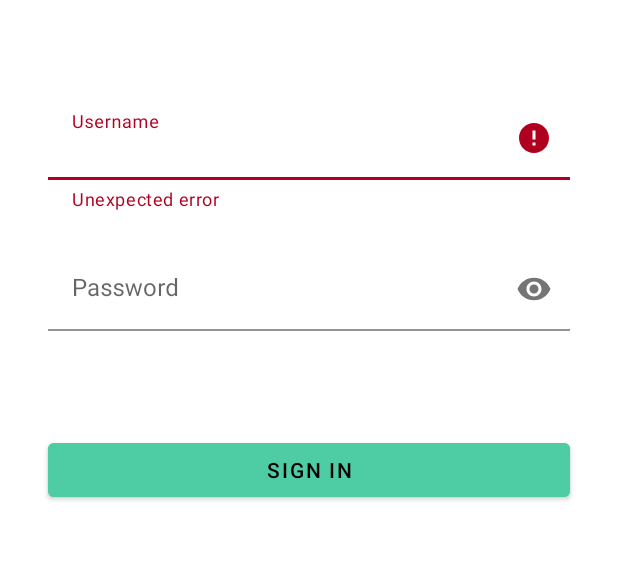
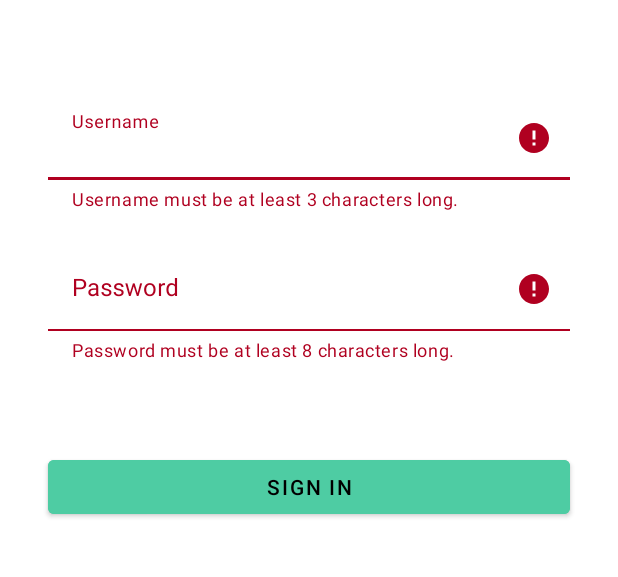
Before and after one commit to JuArce/HCI_TP3_ProfitApp, an Android app: the screen it shows after launch (LoginActivity), after a tap on "SIGN IN", on a phone screen of 412 x 824 dp, the part 210-787 px from its top. Run offline under Robolectric (Android 15) with nearby library versions, the phone set to English and light mode, and no system bars.

Commit message:
Login error messages added.

```diff
--- a/app/src/main/java/ar/edu/itba/hci/profitapp/ui/LoginActivity.java
+++ b/app/src/main/java/ar/edu/itba/hci/profitapp/ui/LoginActivity.java
@@ -8,6 +8,7 @@ import android.os.Bundle;
 import android.util.Log;
 
 import ar.edu.itba.hci.profitapp.App;
+import ar.edu.itba.hci.profitapp.R;
 import ar.edu.itba.hci.profitapp.databinding.ActivityLoginBinding;
 import ar.edu.itba.hci.profitapp.repository.Resource;
 import ar.edu.itba.hci.profitapp.repository.Status;
@@ -22,7 +23,8 @@ public class LoginActivity extends AppCompatActivity {
     private App app;
     private ActivityLoginBinding activityLoginBinding;
     private boolean didLoginFromLink = false;
-    private int routineId = - 1;
+    private int routineId = -1;
+    private boolean validCredentials = true;
 
     @Override
     protected void onCreate(Bundle savedInstanceState) {
@@ -32,17 +34,16 @@ public class LoginActivity extends AppCompatActivity {
 
         Intent linkIntent = getIntent();
 
-        if(linkIntent != null && linkIntent.getData() != null){
+        if (linkIntent != null && linkIntent.getData() != null) {
             didLoginFromLink = true;
             Uri linkData = linkIntent.getData();
             routineId = Integer.parseInt(linkData.getLastPathSegment()); //se inicia por un link
         }
 
-        if(app.getPreferences().getAuthToken() != null) {
-            if(didLoginFromLink){
+        if (app.getPreferences().getAuthToken() != null) {
+            if (didLoginFromLink) {
                 startDetailActivity();
-            }
-            else {
+            } else {
                 Intent intent = new Intent(this, MainActivity.class);
                 startActivity(intent);
             }
@@ -53,23 +54,37 @@ public class LoginActivity extends AppCompatActivity {
 
         setContentView(activityLoginBinding.getRoot());
 
-//        VideoView videoview = (VideoView) findViewById(R.id.videoView);
-//        Uri uri = Uri.parse("https://assets.mixkit.co/videos/preview/mixkit-man-training-by-the-sea-14065-large.mp4");
-//        videoview.setVideoURI(uri);
-//        videoview.start();
-
         activityLoginBinding.usernameInput.setOnClickListener(v -> {
             activityLoginBinding.usernameContainer.setError(null);
+            activityLoginBinding.passwordContainer.setError(null);
+            activityLoginBinding.errorText.setText("");
+            validCredentials = true;
+        });
+
+        activityLoginBinding.passwordInput.setOnClickListener(v -> {
+            activityLoginBinding.usernameContainer.setError(null);
+            activityLoginBinding.passwordContainer.setError(null);
+            activityLoginBinding.errorText.setText("");
+            validCredentials = true;
         });
 
         activityLoginBinding.loginButton.setOnClickListener(v -> {
+            if (activityLoginBinding.usernameContainer.getEditText().getText().toString().length() < 3) {
+                activityLoginBinding.usernameContainer.setError(getResources().getString(R.string.invalid_user));
+                validCredentials = false;
+            }
+            if (activityLoginBinding.passwordContainer.getEditText().getText().toString().length() < 8) {
+                activityLoginBinding.passwordContainer.setError(getResources().getString(R.string.invalid_password));
+                validCredentials = false;
+            }
             //TODO validar user y password antes de llamar a la api. Mostrar mensajes de error en caso que esté mal el input
+            if (validCredentials) {
                 Credentials credentials = new Credentials(activityLoginBinding.usernameContainer.getEditText().getText().toString(), activityLoginBinding.passwordContainer.getEditText().getText().toString());
                 app.getUserRepository().login(credentials).observe(this, r -> {
                     if (r.getStatus() == Status.SUCCESS) {
                         app.getPreferences().setAuthToken(r.getData().getToken());
 
-                    if(didLoginFromLink){
+                        if (didLoginFromLink) {
                             startDetailActivity();
                         } else {
                             Intent intent = new Intent(this, MainActivity.class);
@@ -80,10 +95,12 @@ public class LoginActivity extends AppCompatActivity {
                         defaultResourceHandler(r);
                     }
                 });
+            }
+
         });
     }
 
-    private void startDetailActivity(){
+    private void startDetailActivity() {
         Intent detailIntent = new Intent(this, RoutineActivity.class);
         detailIntent.putExtra(EXTRA_MESSAGE, routineId);
         startActivity(detailIntent);
@@ -98,8 +115,7 @@ public class LoginActivity extends AppCompatActivity {
                 Error error = resource.getError();
                 String message = "Error";
                 Log.d(TAG, message);
-                activityLoginBinding.usernameContainer.setError(resource.getError().getDescription());
-
+                activityLoginBinding.errorText.setText(resource.getError().getDescription());
                 break;
         }
     }
--- a/app/src/main/res/layout-land/activity_login.xml
+++ b/app/src/main/res/layout-land/activity_login.xml
@@ -1,5 +1,6 @@
 <?xml version="1.0" encoding="utf-8"?>
 <androidx.constraintlayout.widget.ConstraintLayout xmlns:android="http://schemas.android.com/apk/res/android"
+    xmlns:tools="http://schemas.android.com/tools"
     android:layout_width="match_parent"
     android:layout_height="match_parent"
     xmlns:app="http://schemas.android.com/apk/res-auto">
@@ -13,58 +14,80 @@
     <!--        app:layout_constraintStart_toStartOf="parent"-->
     <!--        app:layout_constraintTop_toTopOf="parent" />-->
 
-    <EditText
-        android:id="@+id/username_input"
+    <com.google.android.material.textfield.TextInputLayout
+        android:id="@+id/username_container"
         android:layout_width="0dp"
         android:layout_height="wrap_content"
         android:layout_marginStart="32dp"
-        android:layout_marginTop="16dp"
+        android:layout_marginTop="8dp"
         android:layout_marginEnd="32dp"
-        android:ems="10"
-        android:hint="@string/username"
-        android:inputType="textPersonName"
+        app:boxBackgroundColor="#00FFFFFF"
+        app:errorEnabled="true"
         app:layout_constraintEnd_toEndOf="parent"
-        app:layout_constraintHorizontal_bias="0.0"
         app:layout_constraintStart_toStartOf="parent"
-        app:layout_constraintTop_toBottomOf="@+id/logo" />
+        app:layout_constraintTop_toBottomOf="@+id/logo">
 
-    <EditText
-        android:id="@+id/password_input2"
+        <com.google.android.material.textfield.TextInputEditText
+            android:id="@+id/username_input"
+            android:layout_width="match_parent"
+            android:layout_height="wrap_content"
+            android:hint="@string/username"
+            android:inputType="text" />
+    </com.google.android.material.textfield.TextInputLayout>
+
+    <com.google.android.material.textfield.TextInputLayout
+        android:id="@+id/password_container"
         android:layout_width="0dp"
         android:layout_height="wrap_content"
         android:layout_marginStart="32dp"
-        android:layout_marginTop="32dp"
+        android:layout_marginTop="8dp"
         android:layout_marginEnd="32dp"
-        android:ems="10"
-        android:hint="@string/password"
-        android:inputType="textPassword"
+        app:boxBackgroundColor="#00FFFFFF"
+        app:errorEnabled="true"
         app:layout_constraintEnd_toEndOf="parent"
-        app:layout_constraintHorizontal_bias="0.0"
         app:layout_constraintStart_toStartOf="parent"
-        app:layout_constraintTop_toBottomOf="@+id/username_input" />
+        app:layout_constraintTop_toBottomOf="@+id/username_container"
+        app:passwordToggleEnabled="true">
+
+        <com.google.android.material.textfield.TextInputEditText
+            android:id="@+id/password_input"
+            android:layout_width="match_parent"
+            android:layout_height="wrap_content"
+            android:hint="@string/password"
+            android:inputType="text|textPassword" />
+    </com.google.android.material.textfield.TextInputLayout>
 
     <ImageView
         android:id="@+id/logo"
         android:layout_width="wrap_content"
         android:layout_height="0dp"
-        android:layout_marginTop="16dp"
         app:layout_constraintEnd_toEndOf="parent"
         app:layout_constraintStart_toStartOf="parent"
         app:layout_constraintTop_toTopOf="parent"
         app:srcCompat="@mipmap/profit_logo_1_1_foreground" />
 
+    <TextView
+        android:id="@+id/error_text"
+        android:layout_width="wrap_content"
+        android:layout_height="wrap_content"
+        android:layout_marginTop="8dp"
+        android:textColor="#F44336"
+        app:layout_constraintEnd_toEndOf="parent"
+        app:layout_constraintStart_toStartOf="parent"
+        app:layout_constraintTop_toBottomOf="@+id/password_container" />
+
     <Button
         android:id="@+id/login_button"
-        app:layout_constraintEnd_toEndOf="parent"
-        app:layout_constraintStart_toStartOf="parent"
-        app:layout_constraintTop_toBottomOf="@+id/password_input2"
         android:layout_width="0dp"
         android:layout_height="wrap_content"
         android:layout_marginStart="32dp"
-        android:layout_marginTop="32dp"
+        android:layout_marginTop="8dp"
         android:layout_marginEnd="32dp"
         android:backgroundTint="#4ECCA3"
-        android:text="@string/sign_in" />
+        android:text="@string/sign_in"
+        app:layout_constraintEnd_toEndOf="parent"
+        app:layout_constraintStart_toStartOf="parent"
+        app:layout_constraintTop_toBottomOf="@+id/error_text" />
 
 
 </androidx.constraintlayout.widget.ConstraintLayout>
--- a/app/src/main/res/layout/activity_login.xml
+++ b/app/src/main/res/layout/activity_login.xml
@@ -2,6 +2,7 @@
 <androidx.constraintlayout.widget.ConstraintLayout xmlns:android="http://schemas.android.com/apk/res/android"
     xmlns:app="http://schemas.android.com/apk/res-auto"
     xmlns:tools="http://schemas.android.com/tools"
+    android:id="@+id/background"
     android:layout_width="match_parent"
     android:layout_height="match_parent"
     android:background="@color/white"
@@ -67,22 +68,32 @@
             android:layout_height="wrap_content"
             android:hint="@string/password"
             android:inputType="text|textPassword" />
+
     </com.google.android.material.textfield.TextInputLayout>
 
+
+    <TextView
+        android:id="@+id/error_text"
+        android:layout_width="wrap_content"
+        android:layout_height="wrap_content"
+        android:layout_marginTop="32dp"
+        android:textColor="#F44336"
+        app:layout_constraintEnd_toEndOf="parent"
+        app:layout_constraintStart_toStartOf="parent"
+        app:layout_constraintTop_toBottomOf="@+id/password_container" />
 
     <Button
         android:id="@+id/login_button"
         android:layout_width="0dp"
         android:layout_height="wrap_content"
         android:layout_marginStart="32dp"
-        android:layout_marginTop="48dp"
+        android:layout_marginTop="8dp"
         android:layout_marginEnd="32dp"
         android:backgroundTint="#4ECCA3"
         android:text="@string/sign_in"
         app:layout_constraintEnd_toEndOf="parent"
         app:layout_constraintStart_toStartOf="parent"
-        app:layout_constraintTop_toBottomOf="@+id/password_container" />
-
+        app:layout_constraintTop_toBottomOf="@+id/error_text" />
 
 
 </androidx.constraintlayout.widget.ConstraintLayout>
--- a/app/src/main/res/layout/fragment_routine_execution_detailed.xml
+++ b/app/src/main/res/layout/fragment_routine_execution_detailed.xml
@@ -27,7 +27,7 @@
             android:layout_width="wrap_content"
             android:layout_height="wrap_content"
             android:layout_marginStart="32dp"
-            android:layout_marginTop="32dp"
+            android:layout_marginTop="16dp"
             android:text="@{cycle.name}"
             android:textAlignment="center"
             android:textColor="@color/teal_700"
--- a/app/src/main/res/layout/fragment_routine_execution_simple.xml
+++ b/app/src/main/res/layout/fragment_routine_execution_simple.xml
@@ -47,7 +47,7 @@
             android:layout_width="wrap_content"
             android:layout_height="wrap_content"
             android:layout_marginStart="32dp"
-            android:layout_marginTop="32dp"
+            android:layout_marginTop="16dp"
             android:text="@string/remaining_exercises"
             android:textColor="@color/teal_700"
             android:textSize="20sp"
@@ -59,7 +59,7 @@
             android:layout_width="wrap_content"
             android:layout_height="wrap_content"
             android:layout_marginStart="8dp"
-            android:layout_marginTop="32dp"
+            android:layout_marginTop="16dp"
             android:textColor="@color/dark_grey"
             android:textSize="20sp"
             app:layout_constraintStart_toEndOf="@+id/remaining_exercises"
--- a/app/src/main/res/values/strings.xml
+++ b/app/src/main/res/values/strings.xml
@@ -41,6 +41,8 @@
     <string name="remaining_exercises">Remaining Exercises: </string>
     <string name="close_routine">Stop Execution</string>
     <string name="close_routine_msg">Are you sure you want to stop the execution?</string>
+    <string name="invalid_user">Username must be at least 3 characters long.</string>
+    <string name="invalid_password">Password must be at least 8 characters long.</string>
 
 
 </resources>
```
Also changed, not shown: 1 other file. Lines whose indentation alone changed are shown as unchanged.
